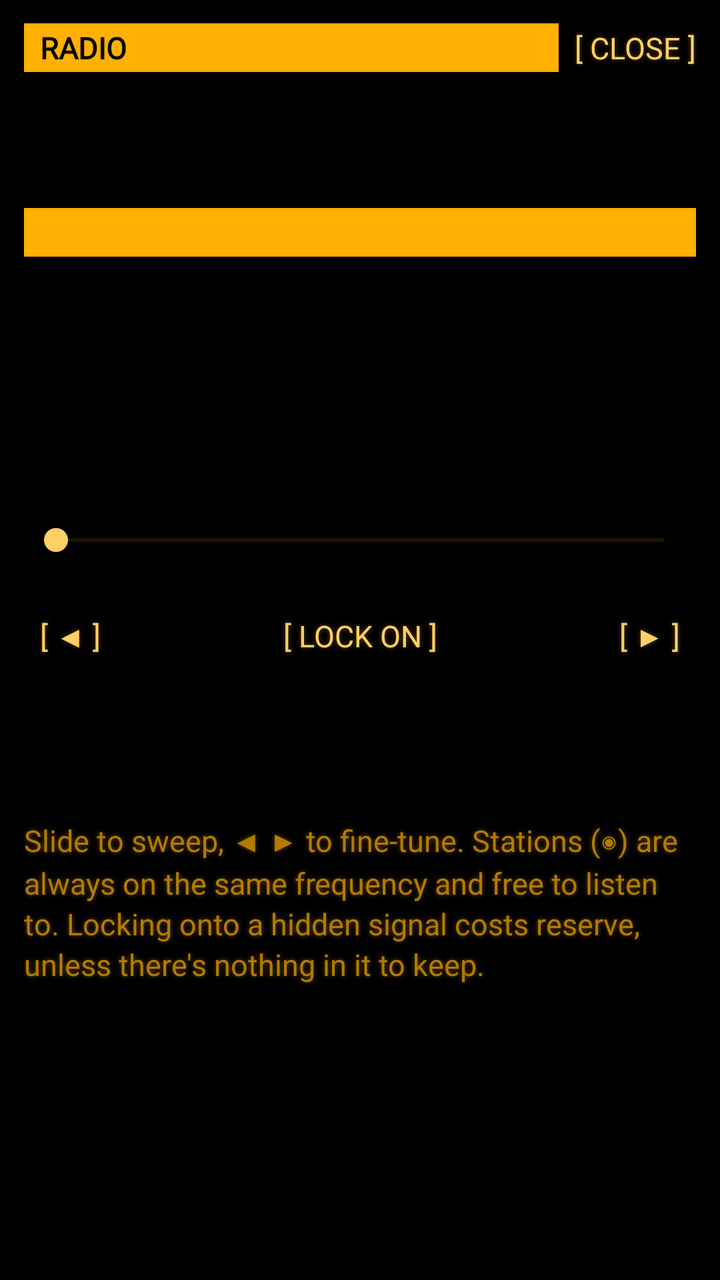
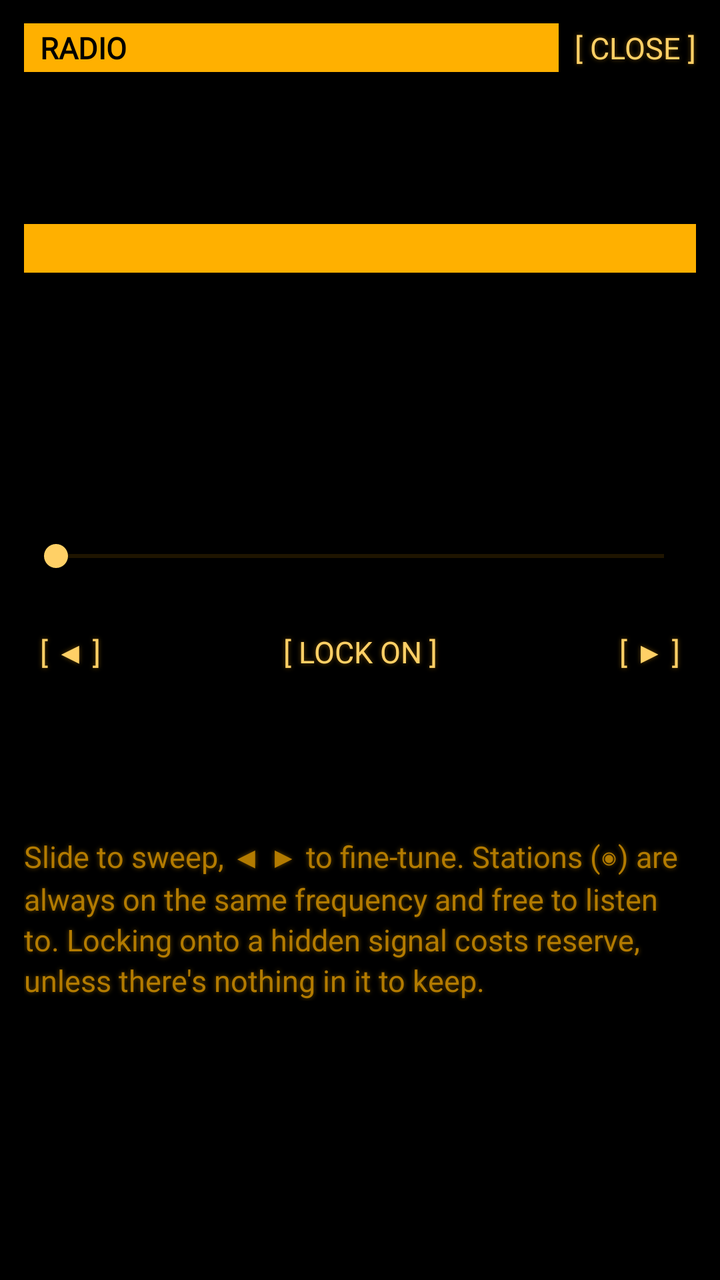

Compare the two renders of this Android layout. The source of the first and the diff that turns it into the second are given below.
<!-- AndroidManifest.xml: application theme Theme.Estatica -->
<!-- res/layout/panel_radio.xml -->
<?xml version="1.0" encoding="utf-8"?>
<LinearLayout xmlns:android="http://schemas.android.com/apk/res/android"
    xmlns:tools="http://schemas.android.com/tools"
    android:layout_width="match_parent"
    android:layout_height="match_parent"
    android:background="@color/terminal_bg"
    android:clickable="true"
    tools:ignore="Overdraw"
    android:focusable="true"
    android:orientation="vertical">

    <LinearLayout
        android:layout_width="match_parent"
        android:layout_height="wrap_content"
        android:gravity="center_vertical"
        android:orientation="horizontal">

        <TextView
            style="@style/TerminalHeader"
            android:layout_width="0dp"
            android:layout_height="wrap_content"
            android:layout_marginStart="12dp"
            android:layout_weight="1"
            android:accessibilityHeading="true"
            tools:targetApi="28"
            android:text="@string/panel_radio_title" />

        <TextView
            android:id="@+id/close"
            style="@style/TerminalButton"
            android:layout_width="wrap_content"
            android:layout_height="wrap_content"
            android:layout_marginEnd="4dp"
            android:text="@string/panel_close" />
    </LinearLayout>

    
    <LinearLayout
        android:layout_width="match_parent"
        android:layout_height="wrap_content"
        android:baselineAligned="false"
        android:orientation="horizontal"
        android:paddingHorizontal="8dp">

        <TextView
            android:id="@+id/sectionDial"
            style="@style/TerminalSection"
            android:layout_width="0dp"
            android:layout_height="wrap_content"
            android:layout_weight="1"
            android:gravity="center" />

        <TextView
            android:id="@+id/sectionStations"
            style="@style/TerminalSection"
            android:layout_width="0dp"
            android:layout_height="wrap_content"
            android:layout_weight="1"
            android:gravity="center" />

        <TextView
            android:id="@+id/sectionDecode"
            style="@style/TerminalSection"
            android:layout_width="0dp"
            android:layout_height="wrap_content"
            android:layout_weight="1"
            android:gravity="center" />

        <TextView
            android:id="@+id/sectionRelays"
            style="@style/TerminalSection"
            android:layout_width="0dp"
            android:layout_height="wrap_content"
            android:layout_weight="1"
            android:gravity="center" />

        <TextView
            android:id="@+id/sectionTrade"
            style="@style/TerminalSection"
            android:layout_width="0dp"
            android:layout_height="wrap_content"
            android:layout_weight="1"
            android:gravity="center" />
    </LinearLayout>

    <ScrollView
        android:layout_width="match_parent"
        android:layout_height="0dp"
        android:layout_weight="1"
        android:fillViewport="true">

        <LinearLayout
            android:layout_width="match_parent"
            android:layout_height="wrap_content"
            android:orientation="vertical"
            android:paddingHorizontal="12dp"
            android:paddingBottom="16dp">

            <LinearLayout
                android:id="@+id/dialSection"
                android:layout_width="match_parent"
                android:layout_height="wrap_content"
                android:orientation="vertical">

                <HorizontalScrollView
                    android:layout_width="match_parent"
                    android:layout_height="wrap_content"
                    android:scrollbars="none">

                    <LinearLayout
                        android:id="@+id/bands"
                        android:layout_width="wrap_content"
                        android:layout_height="wrap_content"
                        android:orientation="horizontal" />
                </HorizontalScrollView>

                <TextView
                    android:id="@+id/frequency"
                    style="@style/TerminalHeader"
                    android:layout_width="match_parent"
                    android:layout_height="wrap_content"
                    android:layout_marginTop="12dp"
                    android:gravity="center" />

                <TextView
                    android:id="@+id/station"
                    style="@style/TerminalText.Dim"
                    android:layout_width="match_parent"
                    android:layout_height="wrap_content"
                    android:gravity="center" />

                <TextView
                    android:id="@+id/readout"
                    style="@style/TerminalText.Bright"
                    android:layout_width="match_parent"
                    android:layout_height="wrap_content"
                    android:layout_marginTop="8dp"
                    android:accessibilityLiveRegion="polite"
                    android:minLines="3" />

                <TextView
                    android:id="@+id/meter"
                    style="@style/TerminalText"
                    android:layout_width="match_parent"
                    android:layout_height="wrap_content" />

                <SeekBar
                    android:id="@+id/dial"
                    android:layout_width="match_parent"
                    android:layout_height="48dp"
                    android:layout_marginTop="8dp"
                    android:contentDescription="@string/dial_description"
                    android:progressBackgroundTint="@color/amber_hint"
                    android:progressTint="@color/amber"
                    android:thumbTint="@color/amber_bright" />

                <LinearLayout
                    android:layout_width="match_parent"
                    android:layout_height="wrap_content"
                    android:gravity="center_vertical"
                    android:orientation="horizontal">

                    <TextView
                        android:id="@+id/fineDown"
                        style="@style/TerminalButton"
                        android:layout_width="wrap_content"
                        android:layout_height="wrap_content"
                        android:contentDescription="@string/fine_down_description"
                        android:text="@string/shift_down" />

                    <TextView
                        android:id="@+id/tune"
                        style="@style/TerminalButton"
                        android:layout_width="0dp"
                        android:layout_height="wrap_content"
                        android:layout_weight="1"
                        android:gravity="center"
                        android:text="@string/tune_button" />

                    <TextView
                        android:id="@+id/fineUp"
                        style="@style/TerminalButton"
                        android:layout_width="wrap_content"
                        android:layout_height="wrap_content"
                        android:contentDescription="@string/fine_up_description"
                        android:text="@string/shift_up" />
                </LinearLayout>

                
                <LinearLayout
                    android:layout_width="match_parent"
                    android:layout_height="wrap_content"
                    android:layout_marginTop="8dp"
                    android:gravity="center_vertical"
                    android:orientation="horizontal">

                    <TextView
                        android:id="@+id/radioReserve"
                        style="@style/TerminalText"
                        android:layout_width="0dp"
                        android:layout_height="wrap_content"
                        android:layout_weight="1" />

                    <TextView
                        android:id="@+id/radioRecharge"
                        style="@style/TerminalButton"
                        android:layout_width="wrap_content"
                        android:layout_height="wrap_content" />
                </LinearLayout>

                <TextView
                    style="@style/TerminalText.Dim"
                    android:layout_width="match_parent"
                    android:layout_height="wrap_content"
                    android:layout_marginTop="12dp"
                    android:text="@string/radio_dial_help" />
            </LinearLayout>

            <LinearLayout
                android:id="@+id/stations"
                android:layout_width="match_parent"
                android:layout_height="wrap_content"
                android:orientation="vertical"
                android:visibility="gone" />

            <LinearLayout
                android:id="@+id/transmissions"
                android:layout_width="match_parent"
                android:layout_height="wrap_content"
                android:orientation="vertical"
                android:visibility="gone" />

            <TextView
                android:id="@+id/relays"
                style="@style/TerminalText"
                android:layout_width="match_parent"
                android:layout_height="wrap_content"
                android:layout_marginTop="8dp"
                android:visibility="gone" />

            
            <LinearLayout
                android:id="@+id/trade"
                android:layout_width="match_parent"
                android:layout_height="wrap_content"
                android:layout_marginTop="8dp"
                android:orientation="vertical"
                android:visibility="gone" />
        </LinearLayout>
    </ScrollView>
</LinearLayout>
<!-- resources referenced by this layout -->
<resources>
  <color name="amber">#FFB000</color>
  <color name="amber_bright">#FFD066</color>
  <color name="amber_hint">#664600</color>
  <color name="terminal_bg">#000000</color>
  <string name="dial_description">Frequency dial</string>
  <string name="fine_down_description">Tune down one step</string>
  <string name="fine_up_description">Tune up one step</string>
  <string name="panel_close">[ CLOSE ]</string>
  <string name="panel_radio_title">RADIO</string>
  <string name="radio_dial_help">Slide to sweep, ◀ ▶ to fine-tune. Stations (◉) are always on the same frequency and free to listen to. Locking onto a hidden signal costs reserve, unless there\'s nothing in it to keep.</string>
  <string name="shift_down" translatable="false">[ ◀ ]</string>
  <string name="shift_up" translatable="false">[ ▶ ]</string>
  <string name="tune_button">[ LOCK ON ]</string>
  <style name="TerminalButton" parent="TerminalText.Bright">
          <item name="android:background">@drawable/bg_terminal_button</item>
          <item name="android:minHeight">48dp</item>
          <item name="android:gravity">center_vertical</item>
          <item name="android:paddingStart">8dp</item>
          <item name="android:paddingEnd">8dp</item>
          <item name="android:clickable">true</item>
          <item name="android:focusable">true</item>
      </style>
  <style name="TerminalHeader" parent="TerminalText.Bright">
          <item name="android:background">@color/amber</item>
          <item name="android:textColor">@color/terminal_bg</item>
          <item name="android:textStyle">bold</item>
          <item name="android:paddingStart">8dp</item>
          <item name="android:paddingEnd">8dp</item>
          <item name="android:paddingTop">2dp</item>
          <item name="android:paddingBottom">2dp</item>
          <item name="android:shadowRadius">0</item>
      </style>
  <style name="TerminalSection" parent="TerminalText.Bright">
          <item name="android:background">@drawable/bg_terminal_button</item>
          <item name="android:minHeight">44dp</item>
          <item name="android:gravity">center</item>
          <item name="android:maxLines">1</item>
          <item name="android:textSize">13sp</item>
          <item name="android:autoSizeTextType">uniform</item>
          <item name="android:autoSizeMinTextSize">8sp</item>
          <item name="android:autoSizeMaxTextSize">13sp</item>
          <item name="android:paddingStart">6dp</item>
          <item name="android:paddingEnd">6dp</item>
          <item name="android:clickable">true</item>
          <item name="android:focusable">true</item>
      </style>
  <style name="TerminalText">
          <item name="android:fontFamily">@font/terminal</item>
          <item name="android:textSize">15sp</item>
          <item name="android:textColor">@color/amber</item>
          <item name="android:lineSpacingMultiplier">1.15</item>
          
          <item name="android:shadowColor">@color/amber_glow</item>
          <item name="android:shadowRadius">6</item>
          <item name="android:shadowDx">0</item>
          <item name="android:shadowDy">0</item>
      </style>
  <style name="TerminalText.Bright">
          <item name="android:textColor">@color/amber_bright</item>
      </style>
  <style name="TerminalText.Dim">
          <item name="android:textColor">@color/amber_dim</item>
      </style>
  <!-- drawable bg_terminal_button (drawable) -->
  <?xml version="1.0" encoding="utf-8"?>
  <ripple xmlns:android="http://schemas.android.com/apk/res/android"
      android:color="@color/amber_hint">
      <item android:id="@android:id/mask">
          <color android:color="@color/amber" />
      </item>
  </ripple>
  <color name="amber_glow">#66FFB000</color>
  <color name="amber_dim">#B37B00</color>
  <!-- unchanged entries left out for length: 1 -->
</resources>

<!-- the commit's change to res/layout/panel_radio.xml (unified diff, before → after) -->
@@ -44,43 +44,37 @@
 
         <TextView
             android:id="@+id/sectionDial"
-            style="@style/TerminalSection"
-            android:layout_width="0dp"
-            android:layout_height="wrap_content"
-            android:layout_weight="1"
-            android:gravity="center" />
+            style="@style/TerminalSection.Icon"
+            android:layout_width="0dp"
+            android:layout_height="wrap_content"
+            android:layout_weight="1" />
 
         <TextView
             android:id="@+id/sectionStations"
-            style="@style/TerminalSection"
-            android:layout_width="0dp"
-            android:layout_height="wrap_content"
-            android:layout_weight="1"
-            android:gravity="center" />
+            style="@style/TerminalSection.Icon"
+            android:layout_width="0dp"
+            android:layout_height="wrap_content"
+            android:layout_weight="1" />
 
         <TextView
             android:id="@+id/sectionDecode"
-            style="@style/TerminalSection"
-            android:layout_width="0dp"
-            android:layout_height="wrap_content"
-            android:layout_weight="1"
-            android:gravity="center" />
-
-        <TextView
-            android:id="@+id/sectionRelays"
-            style="@style/TerminalSection"
-            android:layout_width="0dp"
-            android:layout_height="wrap_content"
-            android:layout_weight="1"
-            android:gravity="center" />
+            style="@style/TerminalSection.Icon"
+            android:layout_width="0dp"
+            android:layout_height="wrap_content"
+            android:layout_weight="1" />
 
         <TextView
             android:id="@+id/sectionTrade"
-            style="@style/TerminalSection"
-            android:layout_width="0dp"
-            android:layout_height="wrap_content"
-            android:layout_weight="1"
-            android:gravity="center" />
+            style="@style/TerminalSection.Icon"
+            android:layout_width="0dp"
+            android:layout_height="wrap_content"
+            android:layout_weight="1" />
+        <TextView
+            android:id="@+id/sectionLink"
+            style="@style/TerminalSection.Icon"
+            android:layout_width="0dp"
+            android:layout_height="wrap_content"
+            android:layout_weight="1" />
     </LinearLayout>
 
     <ScrollView
@@ -230,12 +224,13 @@
                 android:orientation="vertical"
                 android:visibility="gone" />
 
-            <TextView
-                android:id="@+id/relays"
-                style="@style/TerminalText"
+            
+            <LinearLayout
+                android:id="@+id/link"
                 android:layout_width="match_parent"
                 android:layout_height="wrap_content"
                 android:layout_marginTop="8dp"
+                android:orientation="vertical"
                 android:visibility="gone" />
 
             
<!-- resource entries referenced after the edit -->
@@ -32,19 +32,13 @@
           <item name="android:paddingBottom">2dp</item>
           <item name="android:shadowRadius">0</item>
       </style>
-  <style name="TerminalSection" parent="TerminalText.Bright">
-          <item name="android:background">@drawable/bg_terminal_button</item>
-          <item name="android:minHeight">44dp</item>
-          <item name="android:gravity">center</item>
-          <item name="android:maxLines">1</item>
-          <item name="android:textSize">13sp</item>
-          <item name="android:autoSizeTextType">uniform</item>
-          <item name="android:autoSizeMinTextSize">8sp</item>
-          <item name="android:autoSizeMaxTextSize">13sp</item>
-          <item name="android:paddingStart">6dp</item>
-          <item name="android:paddingEnd">6dp</item>
-          <item name="android:clickable">true</item>
-          <item name="android:focusable">true</item>
+  <style name="TerminalSection.Icon">
+          <item name="android:maxLines">2</item>
+          <item name="android:minHeight">52dp</item>
+          <item name="android:lineSpacingExtra">2dp</item>
+          <item name="android:paddingStart">2dp</item>
+          <item name="android:paddingEnd">2dp</item>
+          <item name="android:autoSizeMaxTextSize">12sp</item>
       </style>
   <style name="TerminalText">
           <item name="android:fontFamily">@font/terminal</item>
